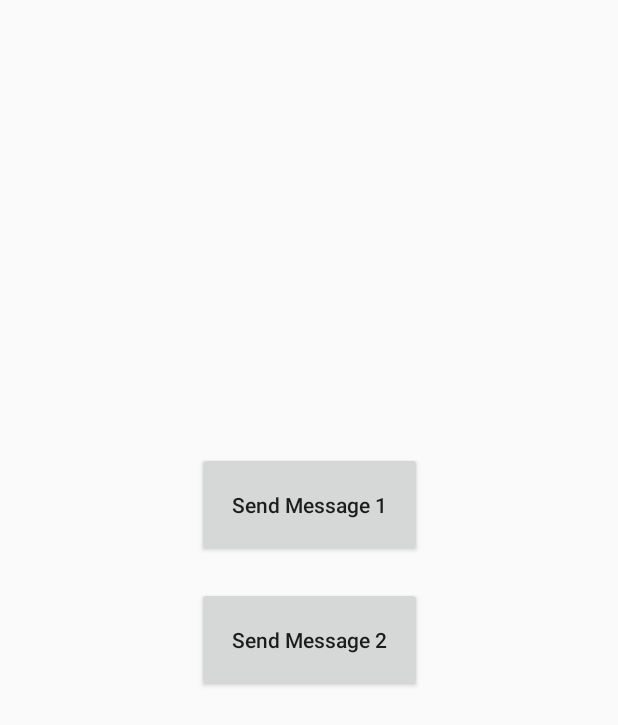
After one commit to Weii-Dev9/AndroidPractice, an Android app: the HandlerActivity screen opened directly, with no data from a screen before it, on a phone screen of 412 x 824 dp. The commit adds this screen. Shown: the top 725 px of the screen. Run offline under Robolectric (Android 15) with nearby library versions, the phone set to English and light mode, and no system bars.

Commit message:
HandlerThread

```diff
--- /dev/null
+++ b/app/src/main/java/com/thoughtworks/androidtrain/helloworld/HandlerActivity.kt
@@ -0,0 +1,71 @@
+package com.thoughtworks.androidtrain.helloworld
+
+import android.os.Bundle
+import android.os.Handler
+import android.os.HandlerThread
+import android.os.Message
+import android.widget.Button
+import android.widget.Toast
+import androidx.appcompat.app.AppCompatActivity
+
+class HandlerActivity : AppCompatActivity() {
+    var mainHandler: Handler = Handler()
+    private var workHandler: Handler = Handler()
+    override fun onCreate(savedInstanceState: Bundle?) {
+        super.onCreate(savedInstanceState)
+        setContentView(R.layout.handler_layout)
+        val handlerThread: HandlerThread = HandlerThread("handlerThread")
+
+        //启动线程
+        handlerThread.start()
+        //创建工作线程Handler & 复写handleMessage（）
+        //作用：关联HandlerThread的Looper对象、实现消息处理操作 & 与其他线程进行通信
+        workHandler = object : Handler(handlerThread.looper) {
+            lateinit var toast : Toast
+            val duration = Toast.LENGTH_LONG
+            override fun handleMessage(msg: Message) {
+                super.handleMessage(msg)
+                //设置了两种消息处理操作,通过msg来进行识别
+                when (msg.what) {
+                    1 -> {
+                        mainHandler.post(Runnable() {
+                            runOnUiThread {
+                                val text = "Message 1"
+                                toast = Toast.makeText(applicationContext, text, duration)
+                                toast.show()
+                            }
+                        })
+                    }
+                    2 -> {
+                        mainHandler.post(Runnable() {
+                            runOnUiThread {
+                                val text = "Message 2"
+                                toast = Toast.makeText(applicationContext, text, duration)
+                                toast.show()
+                            }
+                        })
+                    }
+                }
+            }
+        }
+
+        //使用工作线程Handler向工作线程的消息队列发送消息
+        //在工作线程中，当消息循环时取出对应消息 & 在工作线程执行相关操作
+        val btnM1: Button = findViewById(R.id.Msg1)
+        btnM1.setOnClickListener{
+            val msg = Message.obtain()
+            msg.what = 1 //消息的标识
+            msg.obj = "A" //// 消息的存放
+            // 通过Handler发送消息到其绑定的消息队列
+            workHandler.sendMessage(msg);
+        }
+
+        val btnM2: Button = findViewById(R.id.Msg2)
+        btnM2.setOnClickListener{
+            val msg = Message.obtain()
+            msg.what = 2
+            msg.obj = "B"
+            workHandler.sendMessage(msg)
+        }
+    }
+}
--- a/app/src/main/java/com/thoughtworks/androidtrain/helloworld/MainActivity.kt
+++ b/app/src/main/java/com/thoughtworks/androidtrain/helloworld/MainActivity.kt
@@ -51,6 +51,11 @@ class MainActivity : AppCompatActivity() {
         val btnThread: Button = findViewById(R.id.btn6)
         btnThread.setOnClickListener {
             startActivity(Intent(this@MainActivity, ThreadActivity::class.java))
+        }
+
+        val btnHandler: Button = findViewById(R.id.btn7)
+        btnHandler.setOnClickListener {
+            startActivity(Intent(this@MainActivity, HandlerActivity::class.java))
         }
     }
 
--- a/app/src/main/res/layout/activity_main.xml
+++ b/app/src/main/res/layout/activity_main.xml
@@ -69,11 +69,12 @@
                 android:text="@string/thread"
                 android:textAllCaps="false" />
             <Button
+                android:id="@+id/btn7"
                 android:layout_width="250dp"
                 android:layout_height="wrap_content"
                 android:layout_marginTop="24dp"
                 android:backgroundTint="@color/gray"
-                android:text="@string/button_7"
+                android:text="@string/handler"
                 android:textAllCaps="false" />
             <Button
                 android:layout_width="250dp"
--- /dev/null
+++ b/app/src/main/res/layout/handler_layout.xml
@@ -0,0 +1,32 @@
+<?xml version="1.0" encoding="utf-8"?>
+<androidx.constraintlayout.widget.ConstraintLayout xmlns:android="http://schemas.android.com/apk/res/android"
+    xmlns:app="http://schemas.android.com/apk/res-auto"
+    xmlns:tools="http://schemas.android.com/tools"
+    android:layout_width="match_parent"
+    android:layout_height="match_parent"
+    tools:context=".HandlerActivity">
+
+    <Button
+        android:id="@+id/Msg1"
+        android:layout_width="150dp"
+        android:layout_height="70dp"
+        android:text="Send Message 1"
+        android:textAllCaps="false"
+        app:layout_constraintBottom_toBottomOf="parent"
+        app:layout_constraintEnd_toEndOf="parent"
+        app:layout_constraintStart_toStartOf="parent"
+        app:layout_constraintTop_toTopOf="parent"
+        app:layout_constraintVertical_bias="0.4" />
+
+    <Button
+        android:id="@+id/Msg2"
+        android:layout_width="150dp"
+        android:layout_height="70dp"
+        android:layout_marginTop="20dp"
+        android:text="Send Message 2"
+        android:textAllCaps="false"
+        app:layout_constraintTop_toBottomOf="@+id/Msg1"
+        app:layout_constraintStart_toStartOf="parent"
+        app:layout_constraintEnd_toEndOf="parent"/>
+
+</androidx.constraintlayout.widget.ConstraintLayout>
--- a/app/src/main/res/values/strings.xml
+++ b/app/src/main/res/values/strings.xml
@@ -30,4 +30,5 @@
     <string name="RecyclerView">RecyclerView</string>
     <string name="bottom_text">到底了</string>
     <string name="thread">thread</string>
+    <string name="handler">handler</string>
 </resources>
```
Also changed, not shown: app/src/main/AndroidManifest.xml (+11 -5 lines), 1 other file.
